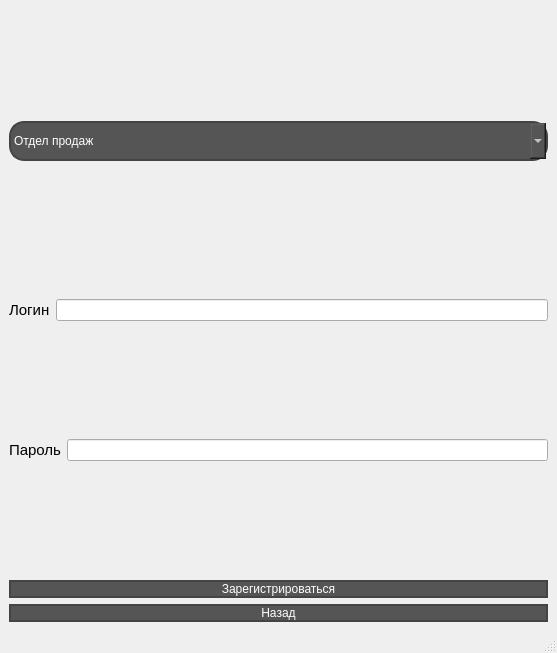
The window that CCPS/registrwindow.ui (grigigo/Tankists) describes before a commit, drawn with Qt 5.
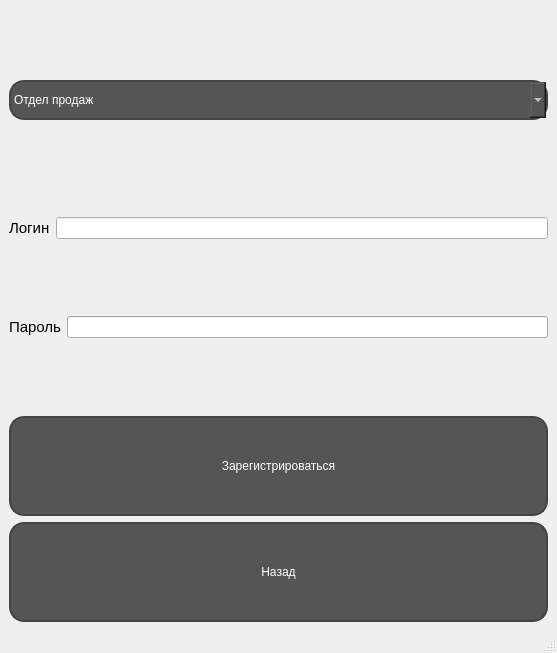
The same window after the commit.

Patch:
```diff
--- a/CCPS/registrwindow.ui
+++ b/CCPS/registrwindow.ui
@@ -106,6 +106,12 @@
        <layout class="QVBoxLayout" name="verticalLayout_2">
         <item>
          <widget class="QPushButton" name="sign_up_button">
+          <property name="minimumSize">
+           <size>
+            <width>0</width>
+            <height>100</height>
+           </size>
+          </property>
           <property name="styleSheet">
            <string notr="true">QPushButton {background-color: #555555;
 border-radius: 15%;
@@ -128,6 +134,12 @@
         </item>
         <item>
          <widget class="QPushButton" name="back_button">
+          <property name="minimumSize">
+           <size>
+            <width>0</width>
+            <height>100</height>
+           </size>
+          </property>
           <property name="styleSheet">
            <string notr="true">QPushButton {background-color: #555555;
 border-radius: 15%;
```
